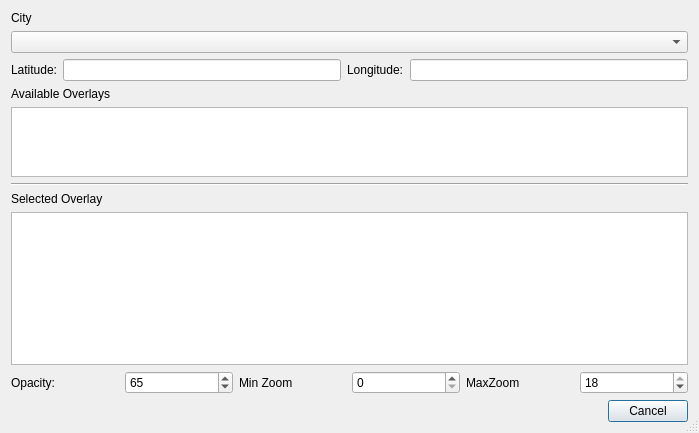
This is ui/editcitydialog.ui in allenck/mapper as Qt 5 draws it before an edit. The edited form follows.
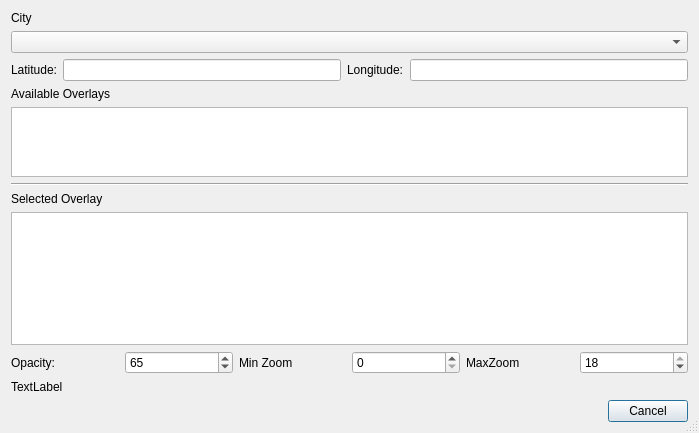
This is the edited form. Custom widgets are drawn as their Qt base class.

```diff
--- a/ui/editcitydialog.ui
+++ b/ui/editcitydialog.ui
@@ -142,6 +142,13 @@
      </item>
     </layout>
    </item>
+   <item>
+    <widget class="QLabel" name="lblInfo">
+     <property name="text">
+      <string>TextLabel</string>
+     </property>
+    </widget>
+   </item>
    <item>
     <widget class="QDialogButtonBox" name="buttonBox">
      <property name="orientation">
```
Left out of the diff: 12 changed lines with no effect on the pictures.
